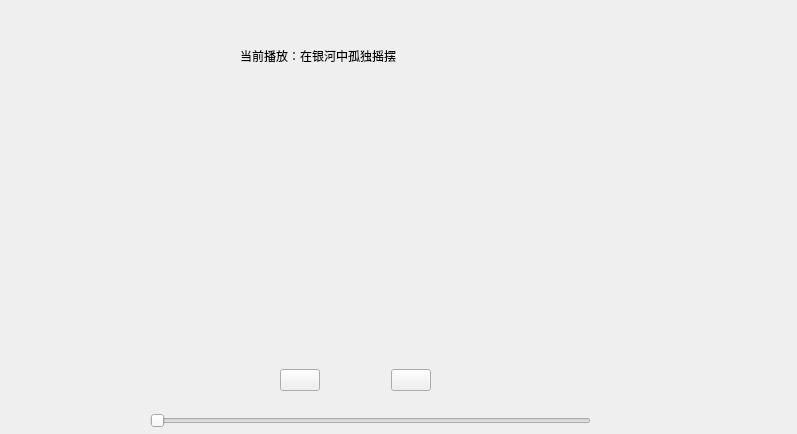
Before: the Qt Designer form mainwindow.ui in Louhc/robinplayer, drawn with Qt 5.
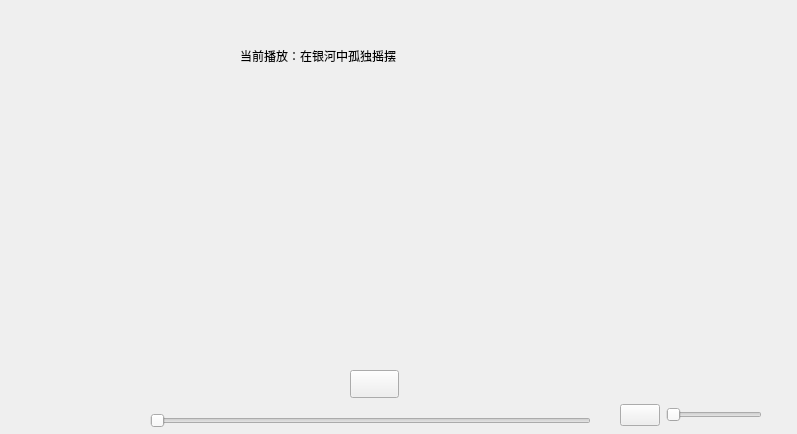
After: the same form once the commit is applied.

Commit message: Add mute/unmute for MusicPlayer.

```diff
--- a/mainwindow.ui
+++ b/mainwindow.ui
@@ -13,6 +13,22 @@
   <property name="windowTitle">
    <string>Widget</string>
   </property>
+  <widget class="QPushButton" name="playButton">
+   <property name="geometry">
+    <rect>
+     <x>350</x>
+     <y>370</y>
+     <width>49</width>
+     <height>28</height>
+    </rect>
+   </property>
+   <property name="whatsThis">
+    <string>&lt;html&gt;&lt;head/&gt;&lt;body&gt;&lt;p&gt;file:///D:/Github/robinplayer/icons/continue.png&lt;/p&gt;&lt;/body&gt;&lt;/html&gt;</string>
+   </property>
+   <property name="text">
+    <string/>
+   </property>
+  </widget>
   <widget class="QLabel" name="infoLabel">
    <property name="geometry">
     <rect>
@@ -58,40 +74,24 @@
   <widget class="QWidget" name="">
    <property name="geometry">
     <rect>
-     <x>280</x>
-     <y>350</y>
-     <width>151</width>
-     <height>61</height>
+     <x>620</x>
+     <y>400</y>
+     <width>142</width>
+     <height>30</height>
     </rect>
    </property>
    <layout class="QHBoxLayout" name="horizontalLayout">
     <item>
-     <widget class="QPushButton" name="playButton">
-      <property name="whatsThis">
-       <string>&lt;html&gt;&lt;head/&gt;&lt;body&gt;&lt;p&gt;file:///D:/Github/robinplayer/icons/continue.png&lt;/p&gt;&lt;/body&gt;&lt;/html&gt;</string>
-      </property>
+     <widget class="QPushButton" name="muteButton">
       <property name="text">
        <string/>
       </property>
      </widget>
     </item>
     <item>
-     <spacer name="horizontalSpacer">
+     <widget class="QSlider" name="volumeBar">
       <property name="orientation">
        <enum>Qt::Horizontal</enum>
-      </property>
-      <property name="sizeHint" stdset="0">
-       <size>
-        <width>40</width>
-        <height>20</height>
-       </size>
-      </property>
-     </spacer>
-    </item>
-    <item>
-     <widget class="QPushButton" name="replayButton">
-      <property name="text">
-       <string/>
       </property>
      </widget>
     </item>
```
Left out of the diff: 2 changed lines with no effect on the pictures. The commit also changes 11 other files.
